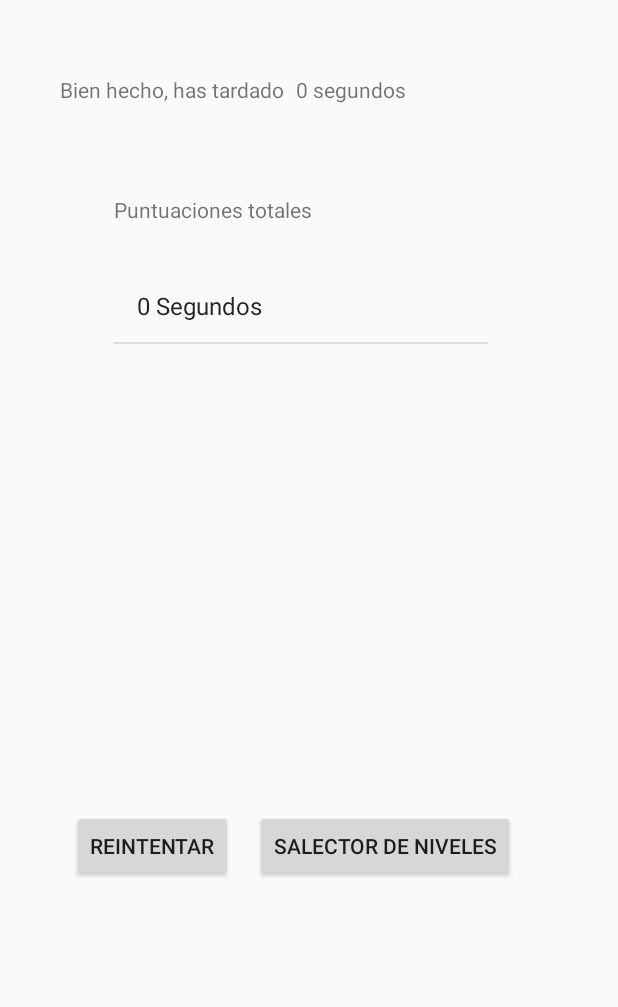
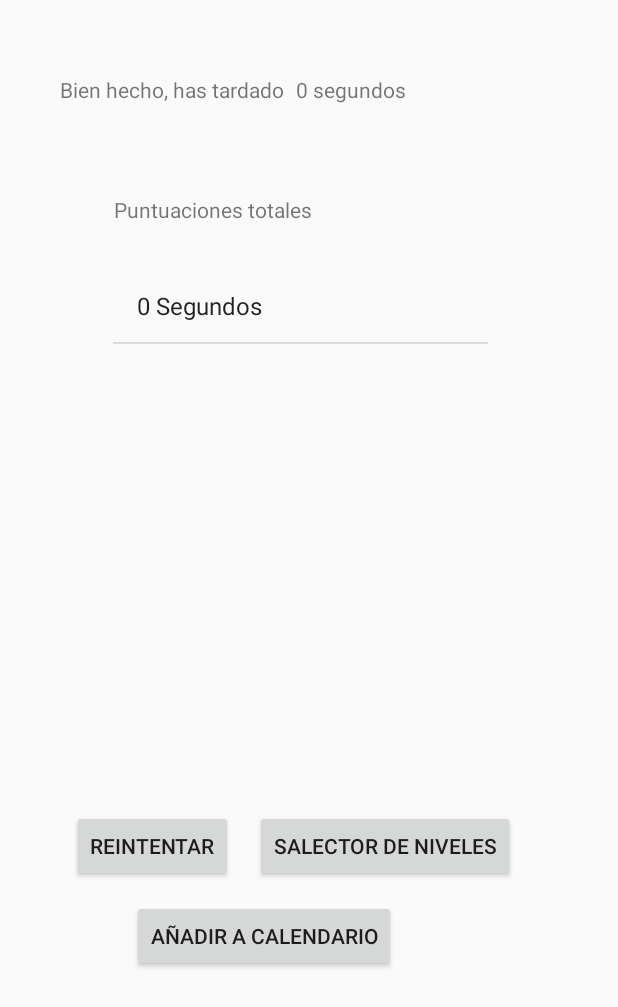
Before and after one commit to JoseAntonioNuevo/AppDroid8, an Android app: the Puntuacion screen opened directly, with no data from a screen before it, on a phone screen of 412 x 824 dp. Shown: the top 1007 px of the screen. Run offline under Robolectric (Android 15) with nearby library versions, the phone set to English and light mode, and no system bars.

Commit message:
Añadido calendario

```diff
--- a/app/src/main/java/dragosholban/com/androidpuzzlegame/Puntuacion.java
+++ b/app/src/main/java/dragosholban/com/androidpuzzlegame/Puntuacion.java
@@ -11,6 +11,7 @@ import android.database.Cursor;
 import android.database.sqlite.SQLiteDatabase;
 import android.os.Build;
 import android.os.Bundle;
+import android.provider.CalendarContract;
 import android.support.annotation.RequiresApi;
 import android.support.design.widget.FloatingActionButton;
 import android.support.design.widget.Snackbar;
@@ -27,7 +28,9 @@ import android.widget.TextView;
 import android.widget.Toast;
 
 import java.io.IOException;
+import java.text.SimpleDateFormat;
 import java.util.ArrayList;
+import java.util.Calendar;
 
 import static uoc.appdroid8.utilidades.Utilidades.CAMPO_ID;
 import static uoc.appdroid8.utilidades.Utilidades.CAMPO_PUNTUACION;
@@ -43,6 +46,7 @@ public class Puntuacion extends AppCompatActivity {
     TextView receiver_msg;
     private Button returnButton;
     private Button niveles;
+    private Button calendario;
 
 
     @RequiresApi(api = Build.VERSION_CODES.O)
@@ -63,6 +67,7 @@ public class Puntuacion extends AppCompatActivity {
 
         returnButton = findViewById(R.id.reintentar);
         niveles = findViewById(R.id.niveles);
+        calendario = findViewById(R.id.calendario);
 
         returnButton.setOnClickListener(new View.OnClickListener() {
             @Override
@@ -78,10 +83,25 @@ public class Puntuacion extends AppCompatActivity {
             }
         });
 
+        calendario.setOnClickListener(new View.OnClickListener() {
+
+            @Override
+            public void onClick(View view) {
+                Intent intent = getIntent();
+                Integer punt = intent.getIntExtra("puntuacion_puzzle", 0);
+                calendarEvent(punt);
+            }
+        });
+
+
         registrarPuntuacion(punt);
         //deleteTitle(9999);
 
         cargarDatos(punt);
+
+        //calendarEvent(punt);
+
+
 
         String punt1 = Integer.toString(punt);
 
@@ -106,6 +126,27 @@ public class Puntuacion extends AppCompatActivity {
         notificationManager.createNotificationChannel(channel);
     }
 
+
+    private void calendarEvent(Integer punt){
+
+        Calendar calendar = Calendar.getInstance();
+        SimpleDateFormat formatter = new SimpleDateFormat("dd-MM-yyyy HH:mm:ss");
+
+        Intent intent = new Intent(Intent.ACTION_INSERT);
+        intent.setData(CalendarContract.Events.CONTENT_URI);
+        intent.putExtra(CalendarContract.Events.TITLE, "Puntuaciones PuzzleDroid8");
+        intent.putExtra(CalendarContract.Events.DESCRIPTION, "Puntuación obtenida: "+punt+" segundos");
+        intent.putExtra("beginTime", calendar.getTimeInMillis());
+                intent.putExtra("allDay", false);
+                intent.putExtra("endTime", calendar.getTimeInMillis());
+
+        if(intent.resolveActivity(getPackageManager()) != null){
+            startActivity(intent);
+        }else{
+            Toast.makeText(Puntuacion.this, "No tienes calendario", Toast.LENGTH_SHORT).show();
+        }
+
+    }
 
     public void openNiveles() {
        Intent intent = new Intent(this, MainActivity.class);
@@ -139,16 +180,17 @@ public class Puntuacion extends AppCompatActivity {
 
         }
 
-
         ArrayAdapter<String> adapter = new ArrayAdapter<String>(this, android.R.layout.simple_list_item_1, names);
         listview.setAdapter(adapter);
 
+        //Almacena la posición 0 del array
         int position = names.indexOf(punt+ " Segundos");
 
+        //Comprueba que la posición es 0, es decir la máxima puntuación
         if (position==0) {
             createNotificationChannel();
             NotificationCompat.Builder builder = new NotificationCompat.Builder(this, "record")
-                    .setSmallIcon(R.drawable.ic_image_black_24dp)
+                    .setSmallIcon(R.drawable.logobg)
                     .setContentTitle("¡Nuevo Record!")
                     .setContentText("Has logrado un nuevo record: puzzle completado en "+punt+" segundos")
                     .setPriority(NotificationCompat.PRIORITY_DEFAULT);
@@ -176,7 +218,7 @@ public class Puntuacion extends AppCompatActivity {
         values.put(CAMPO_ID,punt);
         Long idResultante=db.insert(TABLA_PUNTUACIONES, CAMPO_PUNTUACION,values);
 
-        Toast.makeText(getApplicationContext(),"¡Puzle Completado!",Toast.LENGTH_SHORT).show();
+        Toast.makeText(getApplicationContext(),"¡Puzzle Completado!",Toast.LENGTH_SHORT).show();
 
     }
 
--- a/app/src/main/res/layout/activity_puntuacion.xml
+++ b/app/src/main/res/layout/activity_puntuacion.xml
@@ -42,6 +42,14 @@
         android:layout_height="wrap_content"
         android:text="Reintentar" />
 
+    <Button
+        android:id="@+id/calendario"
+        android:layout_marginLeft="88dp"
+        android:layout_marginTop="600dp"
+        android:layout_width="wrap_content"
+        android:layout_height="wrap_content"
+        android:text="Añadir a calendario" />
+
     <TextView
         android:id="@+id/punt"
         android:layout_marginTop="130dp"
```
Also changed, not shown: app/src/main/res/drawable/logobg.png (added), 34 other files.
